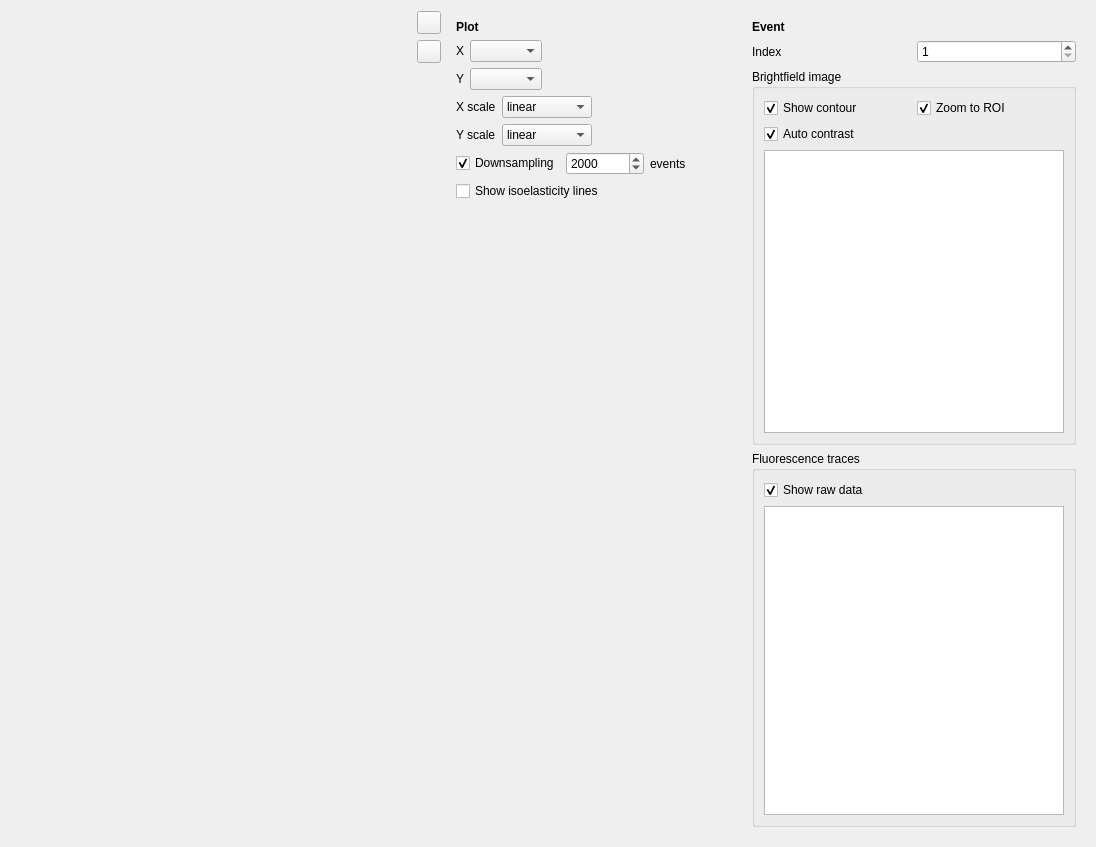
Old version of the form shapeout2/gui/quick_view.ui in the repository ZELLMECHANIK-DRESDEN/ShapeOut2.
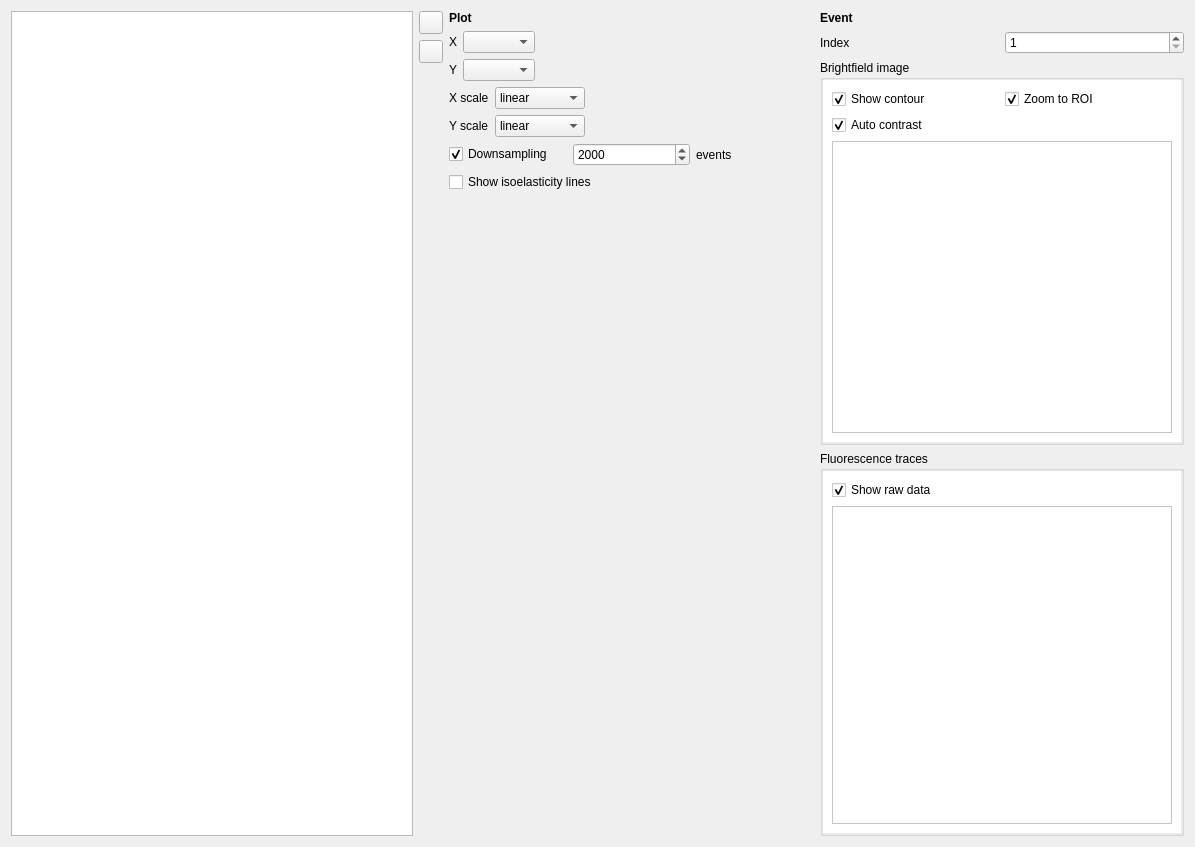
New version of the form. Icons and pictures are not drawn. Custom widgets are drawn as their Qt base class.

Commit message: cosmetics for QuickView

The edit to the form file:
```diff
--- a/shapeout2/gui/quick_view.ui
+++ b/shapeout2/gui/quick_view.ui
@@ -6,7 +6,7 @@
    <rect>
     <x>0</x>
     <y>0</y>
-    <width>1096</width>
+    <width>1195</width>
     <height>847</height>
    </rect>
   </property>
@@ -15,6 +15,36 @@
   </property>
   <layout class="QHBoxLayout" name="horizontalLayout">
    <item>
+    <widget class="QFrame" name="frame">
+     <property name="frameShape">
+      <enum>QFrame::StyledPanel</enum>
+     </property>
+     <property name="frameShadow">
+      <enum>QFrame::Plain</enum>
+     </property>
+     <property name="lineWidth">
+      <number>2</number>
+     </property>
+     <property name="midLineWidth">
+      <number>1</number>
+     </property>
+     <layout class="QHBoxLayout" name="horizontalLayout_4">
+      <property name="spacing">
+       <number>0</number>
+      </property>
+      <property name="leftMargin">
+       <number>0</number>
+      </property>
+      <property name="topMargin">
+       <number>0</number>
+      </property>
+      <property name="rightMargin">
+       <number>0</number>
+      </property>
+      <property name="bottomMargin">
+       <number>0</number>
+      </property>
+      <item>
     <widget class="RTDCScatterWidget" name="widget_scatter" native="true">
      <property name="minimumSize">
       <size>
@@ -22,6 +52,12 @@
        <height>300</height>
       </size>
      </property>
+        <property name="styleSheet">
+         <string notr="true">background-color:#FFFFFF</string>
+        </property>
+       </widget>
+      </item>
+     </layout>
     </widget>
    </item>
    <item>
@@ -93,6 +129,18 @@
    <item>
     <widget class="QWidget" name="widget_settings" native="true">
      <layout class="QVBoxLayout" name="verticalLayout_4">
+      <property name="leftMargin">
+       <number>0</number>
+      </property>
+      <property name="topMargin">
+       <number>0</number>
+      </property>
+      <property name="rightMargin">
+       <number>0</number>
+      </property>
+      <property name="bottomMargin">
+       <number>0</number>
+      </property>
       <item>
        <widget class="QLabel" name="label_7">
         <property name="text">
@@ -266,6 +314,18 @@
    <item>
     <widget class="QWidget" name="widget_event" native="true">
      <layout class="QVBoxLayout" name="verticalLayout_5">
+      <property name="leftMargin">
+       <number>0</number>
+      </property>
+      <property name="topMargin">
+       <number>0</number>
+      </property>
+      <property name="rightMargin">
+       <number>0</number>
+      </property>
+      <property name="bottomMargin">
+       <number>0</number>
+      </property>
       <item>
        <widget class="QLabel" name="label_8">
         <property name="text">
@@ -299,7 +359,31 @@
         <property name="title">
          <string>Brightfield image</string>
         </property>
+        <property name="flat">
+         <bool>true</bool>
+        </property>
         <layout class="QVBoxLayout" name="verticalLayout">
+         <property name="spacing">
+          <number>0</number>
+         </property>
+         <property name="leftMargin">
+          <number>0</number>
+         </property>
+         <property name="topMargin">
+          <number>0</number>
+         </property>
+         <property name="rightMargin">
+          <number>0</number>
+         </property>
+         <property name="bottomMargin">
+          <number>0</number>
+         </property>
+         <item>
+          <widget class="QWidget" name="widget_2" native="true">
+           <property name="styleSheet">
+            <string notr="true">background-color:#FFFFFF</string>
+           </property>
+           <layout class="QVBoxLayout" name="verticalLayout_7">
          <item>
           <layout class="QGridLayout" name="gridLayout_3">
            <property name="topMargin">
@@ -350,18 +434,58 @@
         </layout>
        </widget>
       </item>
+        </layout>
+       </widget>
+      </item>
       <item>
        <widget class="QGroupBox" name="groupBox_trace">
+        <property name="styleSheet">
+         <string notr="true"/>
+        </property>
         <property name="title">
          <string>Fluorescence traces</string>
         </property>
+        <property name="flat">
+         <bool>true</bool>
+        </property>
         <layout class="QVBoxLayout" name="verticalLayout_2">
-         <item>
-          <layout class="QGridLayout" name="gridLayout_4">
+         <property name="spacing">
+          <number>0</number>
+         </property>
+         <property name="leftMargin">
+          <number>0</number>
+         </property>
            <property name="topMargin">
             <number>0</number>
            </property>
-           <item row="0" column="0">
+         <property name="rightMargin">
+          <number>0</number>
+         </property>
+         <property name="bottomMargin">
+          <number>0</number>
+         </property>
+         <item>
+          <widget class="QWidget" name="widget" native="true">
+           <property name="styleSheet">
+            <string notr="true">background-color:#FFFFFF</string>
+           </property>
+           <layout class="QVBoxLayout" name="verticalLayout_6">
+            <property name="spacing">
+             <number>6</number>
+            </property>
+            <property name="leftMargin">
+             <number>9</number>
+            </property>
+            <property name="topMargin">
+             <number>9</number>
+            </property>
+            <property name="rightMargin">
+             <number>9</number>
+            </property>
+            <property name="bottomMargin">
+             <number>9</number>
+            </property>
+            <item>
             <widget class="QCheckBox" name="checkBox_raw_trace">
              <property name="text">
               <string>Show raw data</string>
@@ -371,8 +495,6 @@
              </property>
             </widget>
            </item>
-          </layout>
-         </item>
          <item>
           <widget class="PlotWidget" name="graphicsView_trace">
            <property name="minimumSize">
@@ -381,6 +503,9 @@
              <height>200</height>
             </size>
            </property>
+             </widget>
+            </item>
+           </layout>
           </widget>
          </item>
         </layout>
```
Lines whose indentation alone changed are shown as unchanged. The commit also changes 2 other files.
